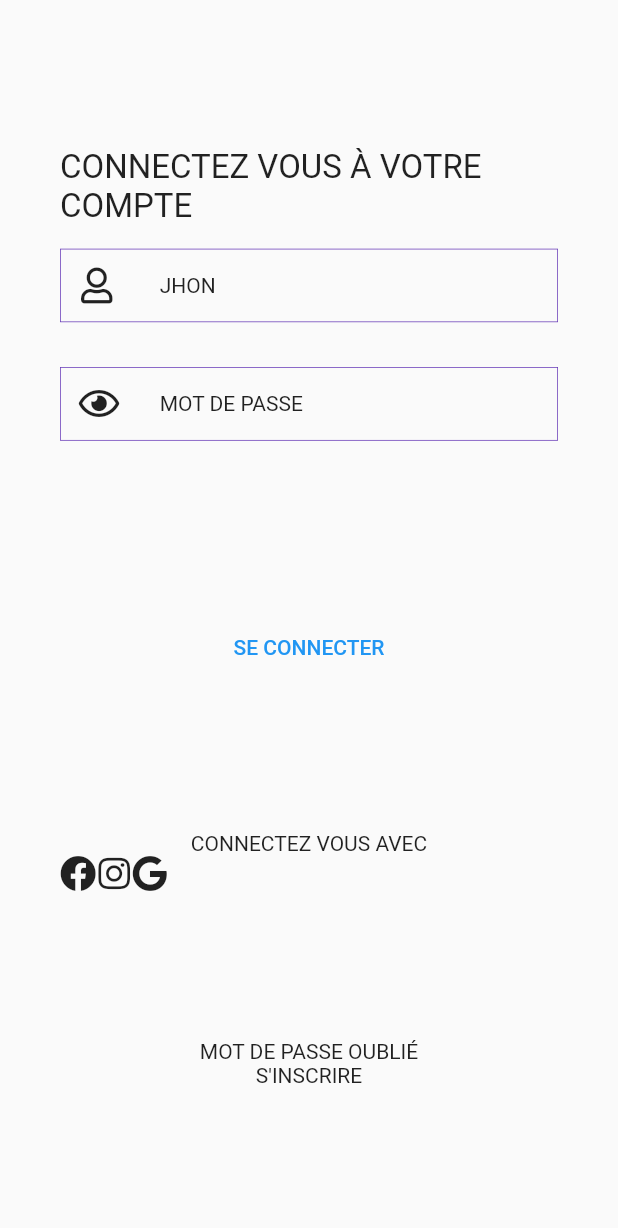
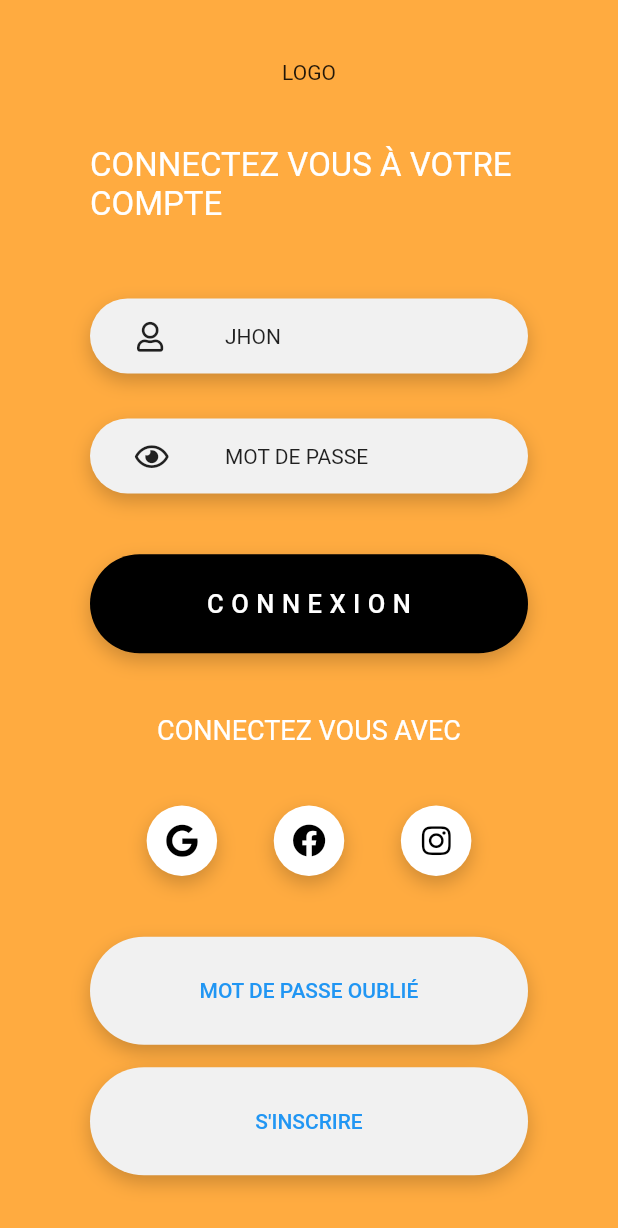
Before and after one commit to houdja/connexion, a Flutter app: the screen it shows after launch, on a phone screen of 412 x 824 dp. Shown: the top 1228 px of the screen. Run offline on Flutter 3.47's test engine with Material 2 defaults, Android fonts, the phone set to English and light mode, and no system bars; our stand-ins replace font_awesome_flutter; Roboto replaces fonts that are missing (Maven Pro).

Commit message:
Ajout d'un police + style page connexion

```diff
--- a/lib/main.dart
+++ b/lib/main.dart
@@ -1,3 +1,4 @@
+import 'package:flutter/cupertino.dart';
 import 'package:flutter/material.dart';
 import 'package:font_awesome_flutter/font_awesome_flutter.dart';
 
@@ -10,8 +11,12 @@ class MyApp extends StatelessWidget {
 
   @override
   Widget build(BuildContext context) {
-    return const MaterialApp(
+    return MaterialApp(
       debugShowCheckedModeBanner: false,
+      theme: ThemeData(
+        fontFamily: 'Maven Pro',
+        scaffoldBackgroundColor: Colors.orangeAccent,
+      ),
       home: Register(),
     );
   }
@@ -29,52 +34,189 @@ class _RegisterState extends State<Register> {
   Widget build(BuildContext context) {
     return Scaffold(
       body: Padding(
-        padding: EdgeInsets.symmetric(horizontal: 40),
+        padding: EdgeInsets.symmetric(horizontal: 60),
         child: Column(
           mainAxisAlignment: MainAxisAlignment.spaceEvenly,
           children: [
+            Text('LOGO'),
             Column(
               crossAxisAlignment: CrossAxisAlignment.start,
               children: [
-                Text(
-                  'Connectez vous à votre compte'.toUpperCase(),
-                  style: TextStyle(fontSize: 22),
+                Container(
+                  margin: EdgeInsets.only(bottom: 20),
+                  child: Text(
+                    'Connectez vous à votre compte'.toUpperCase(),
+                    style: TextStyle(
+                      fontSize: 22,
+                      color: Colors.white,
+                    ),
+                  ),
                 ),
                 Myrow(FontAwesomeIcons.user, 'Jhon'),
                 Myrow(FontAwesomeIcons.eye, 'Mot de passe'),
               ],
             ),
             Container(
+              decoration: BoxDecoration(
+                color: Colors.black,
+                borderRadius: BorderRadius.circular(50),
+                boxShadow: [
+                  BoxShadow(
+                    color: Colors.black.withOpacity(0.2),
+                    spreadRadius: 0,
+                    blurRadius: 10,
+                    offset: Offset(0, 5), // changes position of shadow
+                  ),
+                ],
+              ),
               width: double.infinity,
               child: TextButton(
                 onPressed: () {},
-                child: Text(
-                  'Se connecter'.toUpperCase(),
+                child: Padding(
+                  padding: const EdgeInsets.symmetric(vertical: 15),
+                  child: Text(
+                    'connexion'.toUpperCase(),
+                    style: TextStyle(
+                      color: Colors.white,
+                      letterSpacing: 5,
+                      fontSize: 17,
+                    ),
+                  ),
                 ),
               ),
             ),
             Column(
               children: [
-                Text(
-                  'Connectez vous avec'.toUpperCase(),
+                Container(
+                  margin: EdgeInsets.only(bottom: 40),
+                  child: Text(
+                    'Connectez vous avec'.toUpperCase(),
+                    style: TextStyle(
+                      fontSize: 18,
+                      color: Colors.white,
+                    ),
+                  ),
                 ),
                 Row(
+                  mainAxisAlignment: MainAxisAlignment.spaceEvenly,
                   children: [
-                    const Icon(FontAwesomeIcons.facebook),
-                    const Icon(FontAwesomeIcons.instagram),
-                    const Icon(FontAwesomeIcons.google),
+                    Container(
+                      decoration: BoxDecoration(
+                        borderRadius: BorderRadius.circular(50),
+                        color: Colors.white,
+                        boxShadow: [
+                          BoxShadow(
+                            color: Colors.black.withOpacity(0.2),
+                            spreadRadius: 0,
+                            blurRadius: 10,
+                            offset: Offset(0, 5), // changes position of shadow
+                          )
+                        ],
+                      ),
+                      padding: EdgeInsets.all(12.5),
+                      child: Icon(
+                        FontAwesomeIcons.google,
+                        color: Colors.black,
+                        size: 22,
+                      ),
+                    ),
+                    Container(
+                      decoration: BoxDecoration(
+                        borderRadius: BorderRadius.circular(50),
+                        color: Colors.white,
+                        boxShadow: [
+                          BoxShadow(
+                            color: Colors.black.withOpacity(0.2),
+                            spreadRadius: 0,
+                            blurRadius: 10,
+                            offset: Offset(0, 5), // changes position of shadow
+                          )
+                        ],
+                      ),
+                      padding: EdgeInsets.all(12.5),
+                      child: Icon(
+                        FontAwesomeIcons.facebook,
+                        color: Colors.black,
+                        size: 22,
+                      ),
+                    ),
+                    Container(
+                      decoration: BoxDecoration(
+                        borderRadius: BorderRadius.circular(50),
+                        color: Colors.white,
+                        boxShadow: [
+                          BoxShadow(
+                            color: Colors.black.withOpacity(0.2),
+                            spreadRadius: 0,
+                            blurRadius: 10,
+                            offset: Offset(0, 5), // changes position of shadow
+                          )
+                        ],
+                      ),
+                      padding: EdgeInsets.all(12.5),
+                      child: Icon(
+                        FontAwesomeIcons.instagram,
+                        size: 22,
+                        color: Colors.black,
+                      ),
+                    ),
                   ],
                 )
               ],
             ),
             Column(
               children: [
-                Text(
-                  'Mot de passe oublié'.toUpperCase(),
+                Container(
+                  decoration: BoxDecoration(
+                    borderRadius: BorderRadius.circular(50),
+                    color: Color(0xfff1f1f1),
+                    boxShadow: [
+                      BoxShadow(
+                        color: Colors.black.withOpacity(0.2),
+                        spreadRadius: 0,
+                        blurRadius: 10,
+                        offset: Offset(0, 5), // changes position of shadow
+                      )
+                    ],
+                  ),
+                  width: double.infinity,
+                  margin: EdgeInsets.only(bottom: 15),
+                  child: TextButton(
+                    onPressed: () {},
+                    child: Padding(
+                      padding: EdgeInsets.symmetric(vertical: 20),
+                      child: Text(
+                        'Mot de passe oublié'.toUpperCase(),
+                        textAlign: TextAlign.center,
+                      ),
+                    ),
+                  ),
                 ),
-                Text(
-                  'S\'inscrire'.toUpperCase(),
-                )
+                Container(
+                  decoration: BoxDecoration(
+                    color: Color(0xfff1f1f1),
+                    borderRadius: BorderRadius.circular(50),
+                    boxShadow: [
+                      BoxShadow(
+                        color: Colors.black.withOpacity(0.2),
+                        spreadRadius: 0,
+                        blurRadius: 10,
+                        offset: Offset(0, 5), // changes position of shadow
+                      )
+                    ],
+                  ),
+                  width: double.infinity,
+                  child: TextButton(
+                    onPressed: () {},
+                    child: Padding(
+                      padding: EdgeInsets.symmetric(vertical: 20),
+                      child: Text(
+                        "S'inscrire".toUpperCase(),
+                        textAlign: TextAlign.center,
+                      ),
+                    ),
+                  ),
+                ),
               ],
             )
           ],
@@ -93,19 +235,26 @@ class Myrow extends StatelessWidget {
   Widget build(BuildContext context) {
     return Container(
       width: double.infinity,
-      margin: EdgeInsets.symmetric(vertical: 15),
+      margin: EdgeInsets.only(top: 30),
       decoration: BoxDecoration(
-        border: Border.all(
-          width: 0.5,
-          color: Colors.deepPurple,
-        ),
+        borderRadius: BorderRadius.circular(25),
+        boxShadow: [
+          BoxShadow(
+            color: Colors.black.withOpacity(0.2),
+            spreadRadius: 0,
+            blurRadius: 10,
+            offset: Offset(0, 5), // changes position of shadow
+          )
+        ],
+        color: Color(0xfff1f1f1),
       ),
       child: Row(
         children: [
           Padding(
-            padding: EdgeInsets.fromLTRB(12, 12, 30, 12),
+            padding: EdgeInsets.fromLTRB(30, 15, 40, 15),
             child: Icon(
               i,
+              size: 20,
             ),
           ),
           Text(
```
Also changed, not shown: pubspec.yaml (+7 -4 lines).
